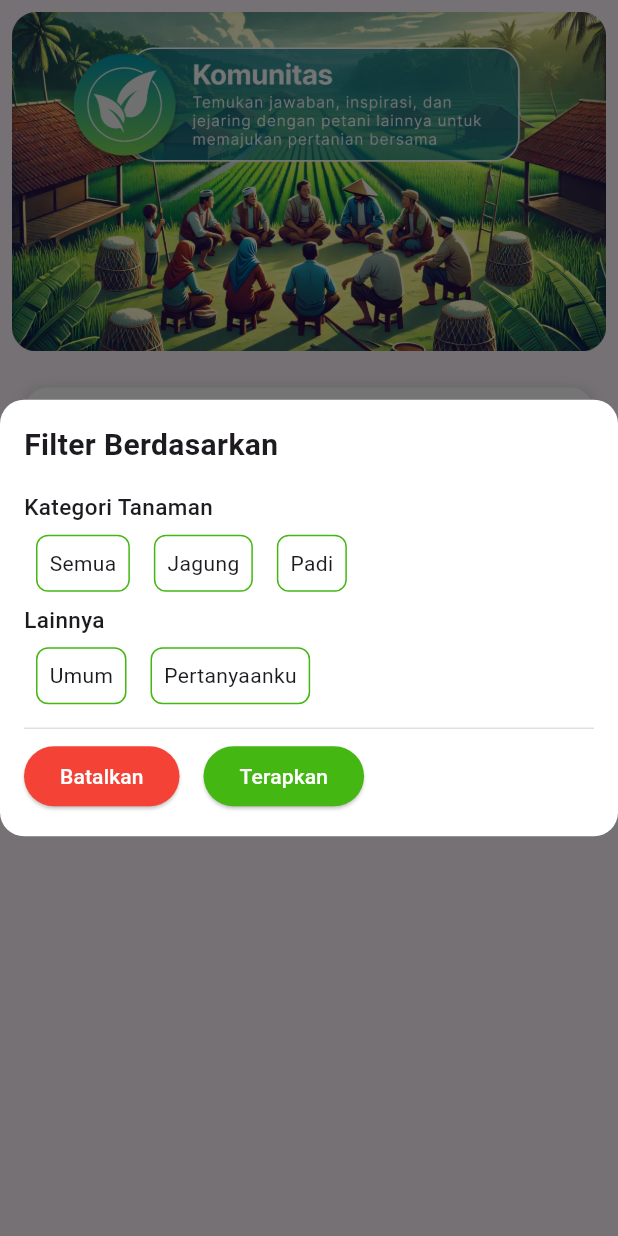
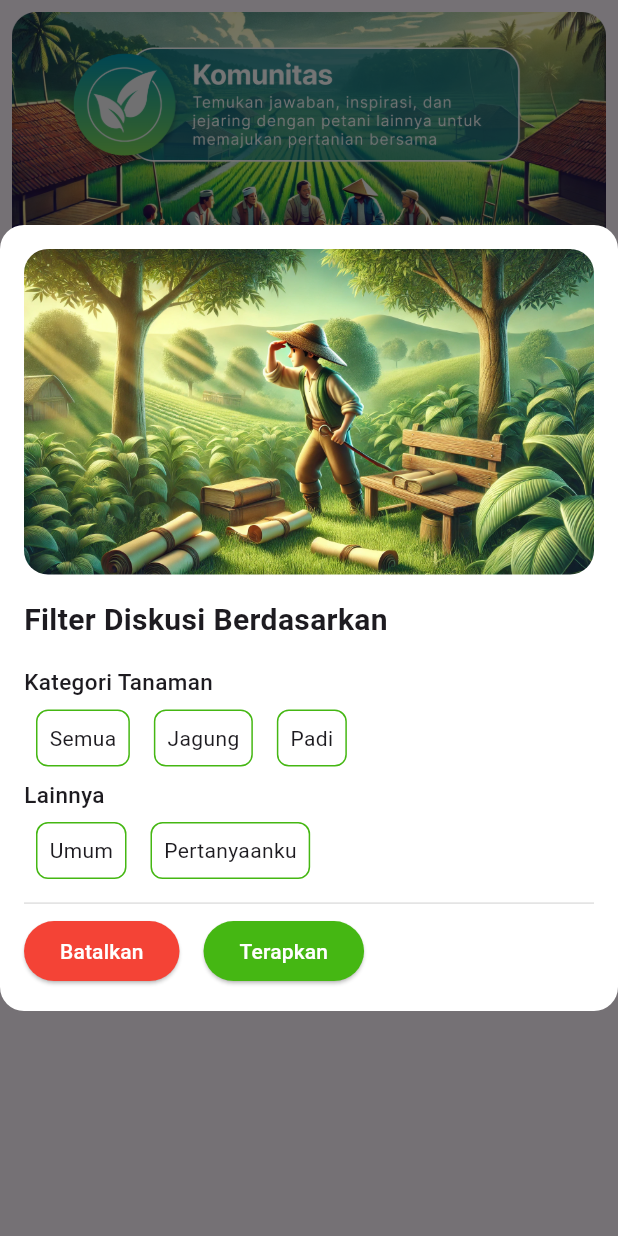
Before and after one commit to dodichakill/higrolyn, a Flutter app: the CommunityScreen screen opened directly, after a tap on "Filter Diskusi", on a phone screen of 412 x 824 dp. Run offline on Flutter 3.47's test engine with Material 3 defaults, Android fonts, the phone set to English and light mode, and no system bars; our stand-ins replace another_flutter_splash_screen, awesome_snackbar_content, camera, dio, flutter_gemini, flutter_onboarding_slider and 7 more; missing offline and left inert: image_field; accounts and stored records are empty; network calls fail; project files that could hold a hidden picture were left out.

Commit message:
feat(community): implement filter

```diff
--- a/lib/providers/community_notifer.dart
+++ b/lib/providers/community_notifer.dart
@@ -1,4 +1,5 @@
 import 'package:agrolyn/api/community_service.dart';
+import 'package:agrolyn/shared/constants.dart';
 import 'package:agrolyn/views/farmer/comunity/community_screen.dart';
 import 'package:agrolyn/views/farmer/comunity/detail_community_screen.dart';
 import 'package:dio/dio.dart';
@@ -9,6 +10,9 @@ import 'package:agrolyn/shared/custom_snackbar.dart';
 import 'package:awesome_snackbar_content/awesome_snackbar_content.dart';
 import 'dart:io';
 import 'package:image_picker/image_picker.dart';
+import 'package:agrolyn/utils/assets_path.dart';
+import 'package:agrolyn/utils/inter_prefs.dart';
+import 'package:agrolyn/views/farmer/comunity/item_filter.dart';
 
 class CommunityNotifer extends ChangeNotifier {
   final BuildContext context;
@@ -257,9 +261,10 @@ class CommunityNotifer extends ChangeNotifier {
   }
 
   // ==================================
-  // Search Question
+  // Search & Filter Question
   // ==================================
 
+  String selectedOption = 'semua';
   Future<List> searchingQuestion(String value) async {
     var result = await _communityService.fetchSearchQuestion(value);
     print(result);
@@ -268,11 +273,145 @@ class CommunityNotifer extends ChangeNotifier {
     return result;
   }
 
-  Future<List> fetchFilterQuestion(String value) async {
-    var result = await _communityService.fetchFilterQuestion(value);
-    print(result);
-    questions = result;
+  void showFilterQuestion() async {
+    showDialog(
+        context: context,
+        builder: (BuildContext context) {
+          return Center(
+              child: Material(
+            type: MaterialType.transparency,
+            child: Container(
+                decoration: BoxDecoration(
+                  color: Colors.white,
+                  borderRadius: BorderRadius.circular(16),
+                ),
+                padding: const EdgeInsets.all(16),
+                child: Column(
+                    mainAxisSize: MainAxisSize.min,
+                    mainAxisAlignment: MainAxisAlignment.start,
+                    crossAxisAlignment: CrossAxisAlignment.start,
+                    children: [
+                      ClipRRect(
+                        borderRadius: BorderRadius.circular(16),
+                        child: Image.asset(ImageAssets.imgFilter),
+                      ),
+                      const SizedBox(height: 16),
+                      const Text(
+                        "Filter Diskusi Berdasarkan",
+                        style: TextStyle(
+                          fontSize: 20,
+                          fontWeight: FontWeight.bold,
+                        ),
+                      ),
+                      const SizedBox(height: 16),
+                      const Text("Kategori Tanaman",
+                          style: TextStyle(
+                              fontSize: 15, fontWeight: FontWeight.w500)),
+                      Row(
+                        children: [
+                          ItemFilter(
+                              name: "Semua",
+                              onTap: () async {
+                                await InterPrefs.init();
+                                InterPrefs.setPrefs("filterBy", "semua");
+                                print("filter berdasarkan : semua");
+                                notifyListeners();
+                              }),
+                          ItemFilter(
+                              name: "Jagung",
+                              onTap: () async {
+                                await InterPrefs.init();
+                                InterPrefs.setPrefs("filterBy", "jagung");
+                                print("filter berdasarkan : jagung");
+                                notifyListeners();
+                              }),
+                          ItemFilter(
+                              name: "Padi",
+                              onTap: () async {
+                                await InterPrefs.init();
+                                InterPrefs.setPrefs("filterBy", "padi");
+                                print("filter berdasarkan : padi");
+                                notifyListeners();
+                              }),
+                        ],
+                      ),
+                      const Text("Lainnya",
+                          style: TextStyle(
+                              fontSize: 15, fontWeight: FontWeight.w500)),
+                      Row(
+                        children: [
+                          ItemFilter(
+                              name: "Umum",
+                              onTap: () async {
+                                await InterPrefs.init();
+                                InterPrefs.setPrefs("filterBy", "umum");
+                                print("filter berdasarkan : umum");
+                              }),
+                          ItemFilter(
+                              name: "Pertanyaanku",
+                              onTap: () async {
+                                await InterPrefs.init();
+                                InterPrefs.setPrefs("filterBy", "pertanyaanku");
+                                print("filter berdasarkan : answerme");
+                              }),
+                        ],
+                      ),
+                      const SizedBox(
+                        width: 16,
+                      ),
+                      Divider(color: Colors.grey[300], thickness: 1),
+                      const SizedBox(
+                        width: 20,
+                      ),
+                      Row(
+                        children: [
+                          ElevatedButton(
+                              onPressed: () {
+                                Navigator.pop(context);
+                              },
+                              style: ButtonStyle(
+                                backgroundColor:
+                                    WidgetStateProperty.all(Colors.red),
+                                foregroundColor:
+                                    WidgetStateProperty.all(Colors.white),
+                              ),
+                              child: const Text("Batalkan")),
+                          const SizedBox(
+                            width: 16,
+                          ),
+                          ElevatedButton(
+                              onPressed: () async {
+                                await InterPrefs.init();
+                                String value = InterPrefs.getPrefs("filterBy");
+                                if (value == 'pertanyaanku') {
+                                  fetchFilterQuestion('answerme');
+                                } else if (value == 'semua') {
+                                  fetchFilterQuestion('all');
+                                }
+                                fetchFilterQuestion(value);
+                                Navigator.pop(context);
+                              },
+                              style: ButtonStyle(
+                                backgroundColor: WidgetStateProperty.all(
+                                    MyColors.primaryColorDark),
+                                foregroundColor:
+                                    WidgetStateProperty.all(Colors.white),
+                              ),
+                              child: const Text("Terapkan"))
+                        ],
+                      ),
+                    ])),
+          ));
+        });
+  }
+
+  Future<void> fetchFilterQuestion(String value) async {
+    if (value == "semua") {
+      fetchAllQuestion();
+    } else {
+      var result = await _communityService.fetchFilterQuestion(value);
+      questions = result;
+    }
     notifyListeners();
-    return result;
   }
 }
--- a/lib/utils/assets_path.dart
+++ b/lib/utils/assets_path.dart
@@ -48,4 +48,5 @@ class ImageAssets {
   static String map = "$root/acuma.png";
   static String question = "$root/question.webp";
   static String noScan = "$root/no-scan.webp";
+  static String imgFilter = "$root/filter.webp";
 }
--- /dev/null
+++ b/lib/utils/inter_prefs.dart
@@ -0,0 +1,14 @@
+import 'package:shared_preferences/shared_preferences.dart';
+
+class InterPrefs {
+  static late SharedPreferences _prefs;
+
+  static Future<void> init() async {
+    _prefs = await SharedPreferences.getInstance();
+  }
+
+  static String getPrefs(String key) => _prefs.getString(key) ?? '';
+
+  static void setPrefs(String key, String value) =>
+      _prefs.setString(key, value);
+}
--- a/lib/views/farmer/comunity/community_screen.dart
+++ b/lib/views/farmer/comunity/community_screen.dart
@@ -1,6 +1,7 @@
 import 'package:agrolyn/providers/community_notifer.dart';
 import 'package:agrolyn/shared/constants.dart';
 import 'package:agrolyn/utils/assets_path.dart';
+import 'package:agrolyn/utils/inter_prefs.dart';
 import 'package:agrolyn/views/farmer/comunity/card_community.dart';
 import 'package:agrolyn/views/farmer/comunity/add_question.dart';
 import 'package:agrolyn/views/farmer/comunity/item_filter.dart';
@@ -24,98 +25,132 @@ class CommunityScreen extends StatelessWidget {
       );
     }
 
-    void filterQuestion(value) async {
-      showDialog(
-          context: context,
-          builder: (BuildContext context) {
-            return ChangeNotifierProvider(
-                create: (_) => CommunityNotifer(context: context),
-                builder: (context, child) => Center(
-                        child: Material(
-                      type: MaterialType.transparency,
-                      child: Container(
-                          decoration: BoxDecoration(
-                            color: Colors.white,
-                            borderRadius: BorderRadius.circular(16),
-                          ),
-                          padding: const EdgeInsets.all(16),
-                          child: Column(
-                              mainAxisSize: MainAxisSize.min,
-                              mainAxisAlignment: MainAxisAlignment.start,
-                              crossAxisAlignment: CrossAxisAlignment.start,
-                              children: [
-                                const Text(
-                                  "Filter Berdasarkan",
-                                  style: TextStyle(
-                                    fontSize: 20,
-                                    fontWeight: FontWeight.bold,
-                                  ),
-                                ),
-                                const SizedBox(height: 16),
-                                const Text("Kategori Tanaman",
-                                    style: TextStyle(
-                                        fontSize: 15,
-                                        fontWeight: FontWeight.w500)),
-                                Row(
-                                  children: [
-                                    ItemFilter(name: "Semua", onTap: () {}),
-                                    ItemFilter(name: "Jagung", onTap: () {}),
-                                    ItemFilter(name: "Padi", onTap: () {}),
-                                  ],
-                                ),
-                                const Text("Lainnya",
-                                    style: TextStyle(
-                                        fontSize: 15,
-                                        fontWeight: FontWeight.w500)),
-                                Row(
-                                  children: [
-                                    ItemFilter(name: "Umum", onTap: () {}),
-                                    ItemFilter(
-                                        name: "Pertanyaanku", onTap: () {}),
-                                  ],
-                                ),
-                                const SizedBox(
-                                  width: 16,
-                                ),
-                                Divider(color: Colors.grey[300], thickness: 1),
-                                const SizedBox(
-                                  width: 20,
-                                ),
-                                Row(
-                                  children: [
-                                    ElevatedButton(
-                                        onPressed: () {
-                                          Navigator.pop(context);
-                                        },
-                                        style: ButtonStyle(
-                                          backgroundColor:
-                                              WidgetStateProperty.all(
-                                                  Colors.red),
-                                          foregroundColor:
-                                              WidgetStateProperty.all(
-                                                  Colors.white),
-                                        ),
-                                        child: const Text("Batalkan")),
-                                    const SizedBox(
-                                      width: 16,
-                                    ),
-                                    ElevatedButton(
-                                        onPressed: () {},
-                                        style: ButtonStyle(
-                                          backgroundColor:
-                                              WidgetStateProperty.all(
-                                                  MyColors.primaryColorDark),
-                                          foregroundColor:
-                                              WidgetStateProperty.all(
-                                                  Colors.white),
-                                        ),
-                                        child: const Text("Terapkan"))
-                                  ],
-                                ),
-                              ])),
-                    )));
-          });
-    }
+    // void filterQuestion(value) async {
+    //   showDialog(
+    //       context: context,
+    //       builder: (BuildContext context) {
+    //         return ChangeNotifierProvider(
+    //             create: (_) => CommunityNotifer(context: context),
+    //             builder: (context, child) => Center(
+    //                     child: Material(
+    //                   type: MaterialType.transparency,
+    //                   child: Container(
+    //                       decoration: BoxDecoration(
+    //                         color: Colors.white,
+    //                         borderRadius: BorderRadius.circular(16),
+    //                       ),
+    //                       padding: const EdgeInsets.all(16),
+    //                       child: Column(
+    //                           mainAxisSize: MainAxisSize.min,
+    //                           mainAxisAlignment: MainAxisAlignment.start,
+    //                           crossAxisAlignment: CrossAxisAlignment.start,
+    //                           children: [
+    //                             ClipRRect(
+    //                               borderRadius: BorderRadius.circular(16),
+    //                               child: Image.asset(ImageAssets.imgFilter),
+    //                             ),
+    //                             const SizedBox(height: 16),
+    //                             const Text(
+    //                               "Filter Diskusi Berdasarkan",
+    //                               style: TextStyle(
+    //                                 fontSize: 20,
+    //                                 fontWeight: FontWeight.bold,
+    //                               ),
+    //                             ),
+    //                             const SizedBox(height: 16),
+    //                             const Text("Kategori Tanaman",
+    //                                 style: TextStyle(
+    //                                     fontSize: 15,
+    //                                     fontWeight: FontWeight.w500)),
+    //                             Row(
+    //                               children: [
+    //                                 ItemFilter(
+    //                                     name: "Semua",
+    //                                     onTap: () async {
+    //                                       await InterPrefs.init();
+    //                                       InterPrefs.setPrefs(
+    //                                           "filterBy", "all");
+    //                                     }),
+    //                                 ItemFilter(
+    //                                     name: "Jagung",
+    //                                     onTap: () async {
+    //                                       await InterPrefs.init();
+    //                                       InterPrefs.setPrefs(
+    //                                           "filterBy", "jagung");
+    //                                     }),
+    //                                 ItemFilter(
+    //                                     name: "Padi",
+    //                                     onTap: () async {
+    //                                       await InterPrefs.init();
+    //                                       InterPrefs.setPrefs(
+    //                                           "filterBy", "padi");
+    //                                     }),
+    //                               ],
+    //                             ),
+    //                             const Text("Lainnya",
+    //                                 style: TextStyle(
+    //                                     fontSize: 15,
+    //                                     fontWeight: FontWeight.w500)),
+    //                             Row(
+    //                               children: [
+    //                                 ItemFilter(
+    //                                     name: "Umum",
+    //                                     onTap: () async {
+    //                                       await InterPrefs.init();
+    //                                       InterPrefs.setPrefs(
+    //                                           "filterBy", "umum");
+    //                                     }),
+    //                                 ItemFilter(
+    //                                     name: "Pertanyaanku",
+    //                                     onTap: () async {
+    //                                       await InterPrefs.init();
+    //                                       InterPrefs.setPrefs(
+    //                                           "filterBy", "answerme");
+    //                                     }),
+    //                               ],
+    //                             ),
+    //                             const SizedBox(
+    //                               width: 16,
+    //                             ),
+    //                             Divider(color: Colors.grey[300], thickness: 1),
+    //                             const SizedBox(
+    //                               width: 20,
+    //                             ),
+    //                             Row(
+    //                               children: [
+    //                                 ElevatedButton(
+    //                                     onPressed: () {
+    //                                       Navigator.pop(context);
+    //                                     },
+    //                                     style: ButtonStyle(
+    //                                       backgroundColor:
+    //                                           WidgetStateProperty.all(
+    //                                               Colors.red),
+    //                                       foregroundColor:
+    //                                           WidgetStateProperty.all(
+    //                                               Colors.white),
+    //                                     ),
+    //                                     child: const Text("Batalkan")),
+    //                                 const SizedBox(
+    //                                   width: 16,
+    //                                 ),
+    //                                 ElevatedButton(
+    //                                     onPressed: () {},
+    //                                     style: ButtonStyle(
+    //                                       backgroundColor:
+    //                                           WidgetStateProperty.all(
+    //                                               MyColors.primaryColorDark),
+    //                                       foregroundColor:
+    //                                           WidgetStateProperty.all(
+    //                                               Colors.white),
+    //                                     ),
+    //                                     child: const Text("Terapkan"))
+    //                               ],
+    //                             ),
+    //                           ])),
+    //                 )));
+    //       });
+    // }
 
     return ChangeNotifierProvider(
       create: (_) => CommunityNotifer(context: context),
@@ -185,7 +220,7 @@ class CommunityScreen extends StatelessWidget {
                                 Row(
                                   children: [
                                     InkWell(
-                                      onTap: () => filterQuestion(value),
+                                      onTap: () => value.showFilterQuestion(),
                                       child: Container(
                                         height: 48,
                                         padding: const EdgeInsets.symmetric(
--- a/lib/views/farmer/comunity/item_filter.dart
+++ b/lib/views/farmer/comunity/item_filter.dart
@@ -1,25 +1,60 @@
+import 'dart:async';
+
 import 'package:agrolyn/shared/constants.dart';
+import 'package:agrolyn/utils/inter_prefs.dart';
 import 'package:flutter/material.dart';
 
-class ItemFilter extends StatelessWidget {
+class ItemFilter extends StatefulWidget {
   String name;
   Function() onTap;
   ItemFilter({super.key, required this.name, required this.onTap});
 
   @override
+  State<ItemFilter> createState() => _ItemFilterState();
+}
+
+class _ItemFilterState extends State<ItemFilter> {
+  String filterBy = '';
+  Timer? _timer;
+
+  @override
+  void initState() {
+    super.initState();
+    _timer = Timer.periodic(const Duration(milliseconds: 30), (timer) {
+      loadData();
+    });
+  }
+
+  @override
+  void dispose() {
+    _timer?.cancel();
+    super.dispose();
+  }
+
+  Future<void> loadData() async {
+    await InterPrefs.init();
+    String filter = InterPrefs.getPrefs('filterBy');
+    setState(() {
+      filterBy = filter;
+    });
+  }
+
+  @override
   Widget build(BuildContext context) {
     return InkWell(
-        onTap: onTap,
+        onTap: widget.onTap,
         child: Container(
           margin: const EdgeInsets.all(8),
           decoration: BoxDecoration(
-              color: Colors.white70,
+              color: widget.name.toLowerCase() == filterBy
+                  ? MyColors.primaryColor
+                  : Colors.white,
               border: Border.all(color: MyColors.primaryColorDark),
               borderRadius: const BorderRadius.all(
                 Radius.circular(8),
               )),
           padding: const EdgeInsets.all(8),
-          child: Text(name),
+          child: Text(widget.name),
         ));
   }
 }
```
Also changed, not shown: lib/views/farmer/comunity/add_question.dart (+0 -9 lines), lib/views/farmer/comunity/section_actions.dart (deleted, +0 -244 lines), assets/images/filter.webp (added).
